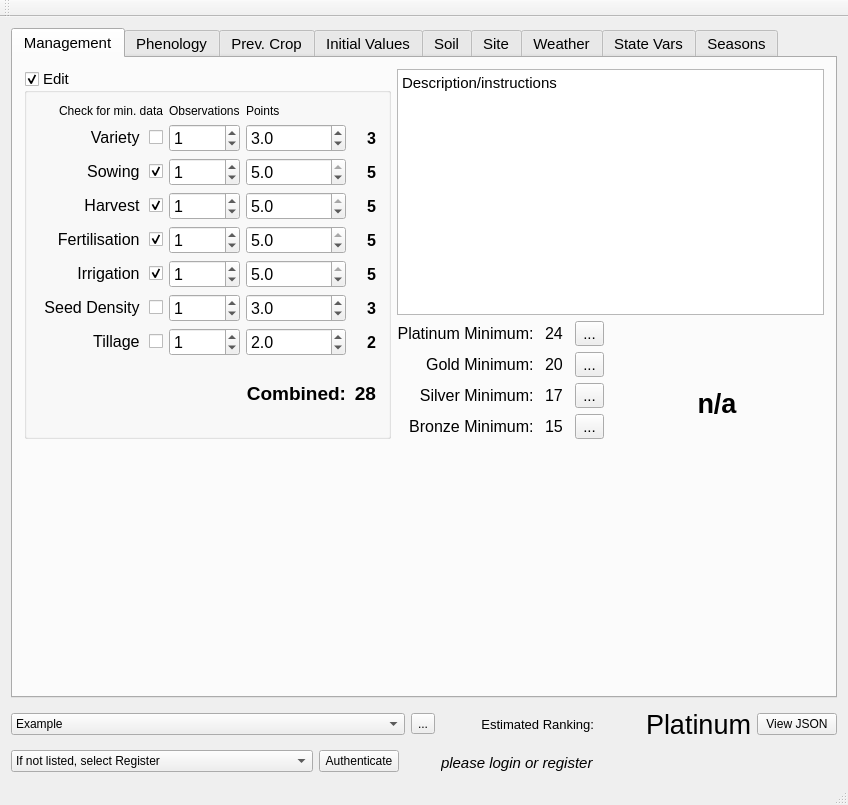
First picture: the form in Gui/datasetclassification.ui, repository arkygeek/DataRanking, before the edit.
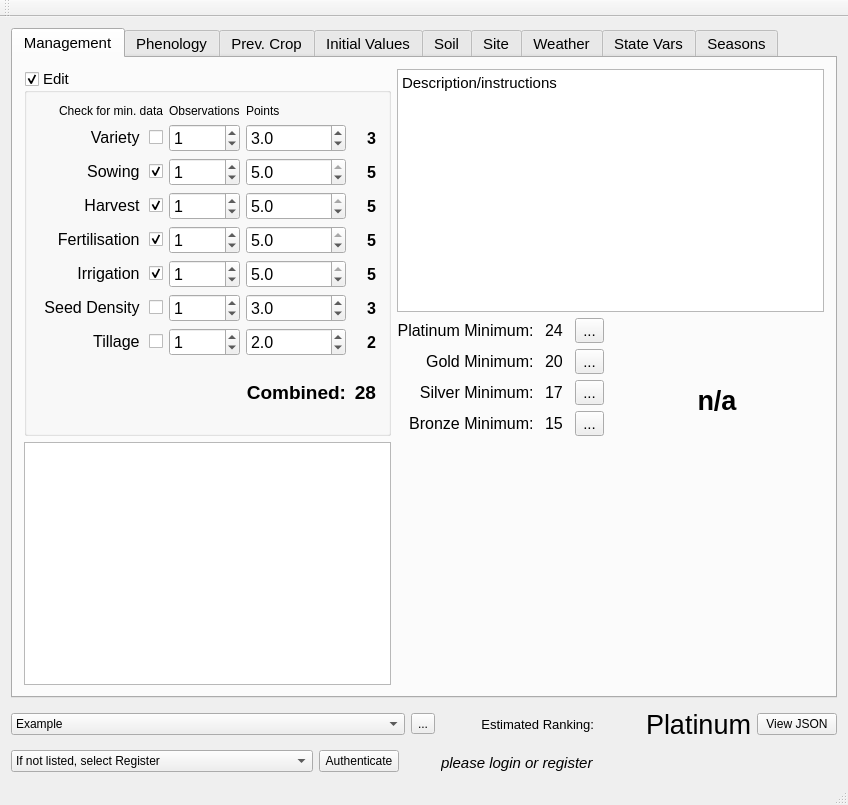
Second picture: the form after the edit. The open tabs and pages were chosen to show the change. Icons and pictures are not drawn.

What changed in the file:
```diff
--- a/Gui/datasetclassification.ui
+++ b/Gui/datasetclassification.ui
@@ -1216,6 +1216,9 @@
           </property>
          </widget>
         </item>
+        <item row="5" column="0">
+         <widget class="QListView" name="listView"/>
+        </item>
        </layout>
       </widget>
       <widget class="QWidget" name="tabPhenology">
```
Left out of the diff: 2 changed lines with no effect on the pictures.
